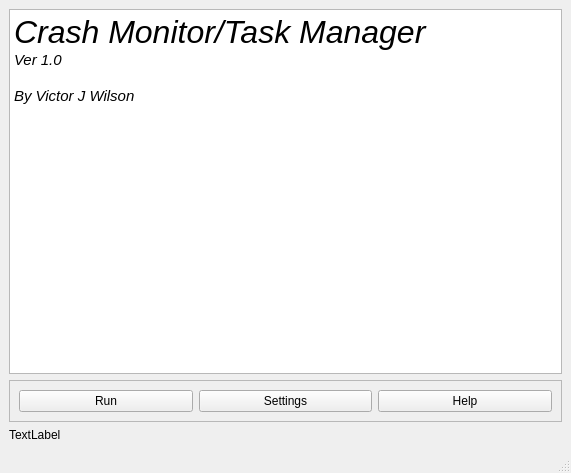
Qt form mainwindow.ui (Stack-Smashing-Detected/Crash-Monitor) before a commit.
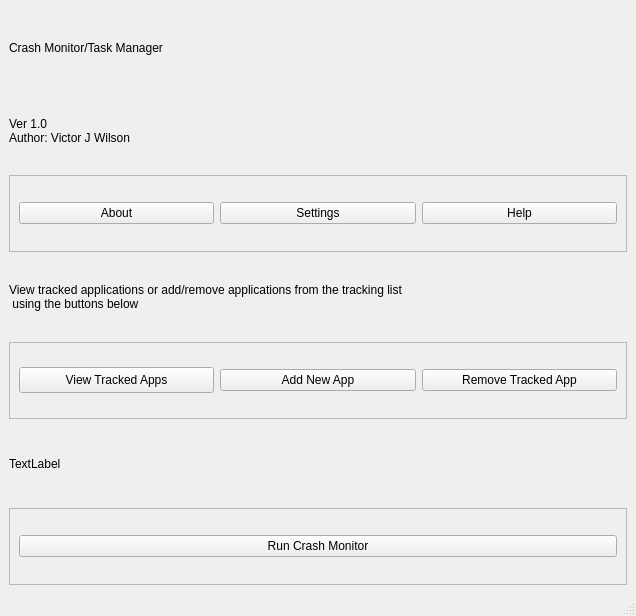
The same form after that commit.

Diff of the .ui file:
```diff
--- a/mainwindow.ui
+++ b/mainwindow.ui
@@ -6,8 +6,8 @@
    <rect>
     <x>0</x>
     <y>0</y>
-    <width>571</width>
-    <height>473</height>
+    <width>636</width>
+    <height>616</height>
    </rect>
   </property>
   <property name="windowTitle">
@@ -16,18 +16,17 @@
   <widget class="QWidget" name="centralwidget">
    <layout class="QVBoxLayout" name="verticalLayout">
     <item>
-     <widget class="QTextEdit" name="textEdit">
-      <property name="html">
-       <string>&lt;!DOCTYPE HTML PUBLIC &quot;-//W3C//DTD HTML 4.0//EN&quot; &quot;http://www.w3.org/TR/REC-html40/strict.dtd&quot;&gt;
-&lt;html&gt;&lt;head&gt;&lt;meta name=&quot;qrichtext&quot; content=&quot;1&quot; /&gt;&lt;meta charset=&quot;utf-8&quot; /&gt;&lt;style type=&quot;text/css&quot;&gt;
-p, li { white-space: pre-wrap; }
-hr { height: 1px; border-width: 0; }
-li.unchecked::marker { content: &quot;\2610&quot;; }
-li.checked::marker { content: &quot;\2612&quot;; }
-&lt;/style&gt;&lt;/head&gt;&lt;body style=&quot; font-family:'Ubuntu Sans'; font-size:11pt; font-weight:400; font-style:normal;&quot;&gt;
-&lt;p style=&quot; margin-top:0px; margin-bottom:0px; margin-left:0px; margin-right:0px; -qt-block-indent:0; text-indent:0px;&quot;&gt;&lt;span style=&quot; font-size:24pt; font-style:italic;&quot;&gt;Crash Monitor/Task Manager&lt;/span&gt;&lt;br /&gt;&lt;span style=&quot; font-style:italic;&quot;&gt;Ver 1.0&lt;/span&gt;&lt;/p&gt;
-&lt;p style=&quot;-qt-paragraph-type:empty; margin-top:0px; margin-bottom:0px; margin-left:0px; margin-right:0px; -qt-block-indent:0; text-indent:0px;&quot;&gt;&lt;br /&gt;&lt;/p&gt;
-&lt;p style=&quot; margin-top:0px; margin-bottom:0px; margin-left:0px; margin-right:0px; -qt-block-indent:0; text-indent:0px;&quot;&gt;&lt;span style=&quot; font-style:italic;&quot;&gt;By Victor J Wilson&lt;/span&gt;&lt;/p&gt;&lt;/body&gt;&lt;/html&gt;</string>
+     <widget class="QLabel" name="title">
+      <property name="text">
+       <string>Crash Monitor/Task Manager </string>
+      </property>
+     </widget>
+    </item>
+    <item>
+     <widget class="QLabel" name="subtitle">
+      <property name="text">
+       <string>Ver 1.0
+Author: Victor J Wilson</string>
       </property>
      </widget>
     </item>
@@ -41,9 +40,9 @@
       </property>
       <layout class="QHBoxLayout" name="horizontalLayout">
        <item>
-        <widget class="QPushButton" name="runBtn">
+        <widget class="QPushButton" name="aboutBtn">
          <property name="text">
-          <string>Run</string>
+          <string>About</string>
          </property>
         </widget>
        </item>
@@ -64,6 +63,53 @@
       </layout>
      </widget>
     </item>
+    <item>
+     <widget class="QLabel" name="instructions">
+      <property name="text">
+       <string>View tracked applications or add/remove applications from the tracking list
+ using the buttons below</string>
+      </property>
+     </widget>
+    </item>
+    <item>
+     <widget class="QFrame" name="frame">
+      <property name="frameShape">
+       <enum>QFrame::Shape::StyledPanel</enum>
+      </property>
+      <property name="frameShadow">
+       <enum>QFrame::Shadow::Raised</enum>
+      </property>
+      <layout class="QHBoxLayout" name="horizontalLayout_2">
+       <item>
+        <widget class="QPushButton" name="pushButton">
+         <property name="minimumSize">
+          <size>
+           <width>0</width>
+           <height>26</height>
+          </size>
+         </property>
+         <property name="text">
+          <string>View Tracked Apps</string>
+         </property>
+        </widget>
+       </item>
+       <item>
+        <widget class="QPushButton" name="pushButton_2">
+         <property name="text">
+          <string>Add New App</string>
+         </property>
+        </widget>
+       </item>
+       <item>
+        <widget class="QPushButton" name="pushButton_3">
+         <property name="text">
+          <string>Remove Tracked App</string>
+         </property>
+        </widget>
+       </item>
+      </layout>
+     </widget>
+    </item>
     <item>
      <widget class="QLabel" name="eyeCatch">
       <property name="text">
@@ -71,6 +117,25 @@
       </property>
      </widget>
     </item>
+    <item>
+     <widget class="QFrame" name="runApp">
+      <property name="frameShape">
+       <enum>QFrame::Shape::StyledPanel</enum>
+      </property>
+      <property name="frameShadow">
+       <enum>QFrame::Shadow::Raised</enum>
+      </property>
+      <layout class="QHBoxLayout" name="horizontalLayout_3">
+       <item>
+        <widget class="QPushButton" name="runBtn">
+         <property name="text">
+          <string>Run Crash Monitor</string>
+         </property>
+        </widget>
+       </item>
+      </layout>
+     </widget>
+    </item>
    </layout>
   </widget>
   <widget class="QMenuBar" name="menubar">
```
Left out of the diff: 2 changed lines with no effect on the pictures.
